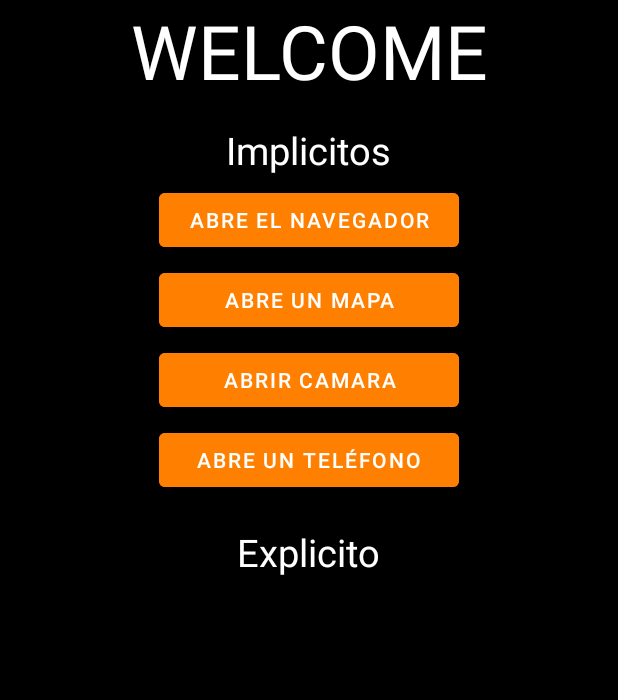
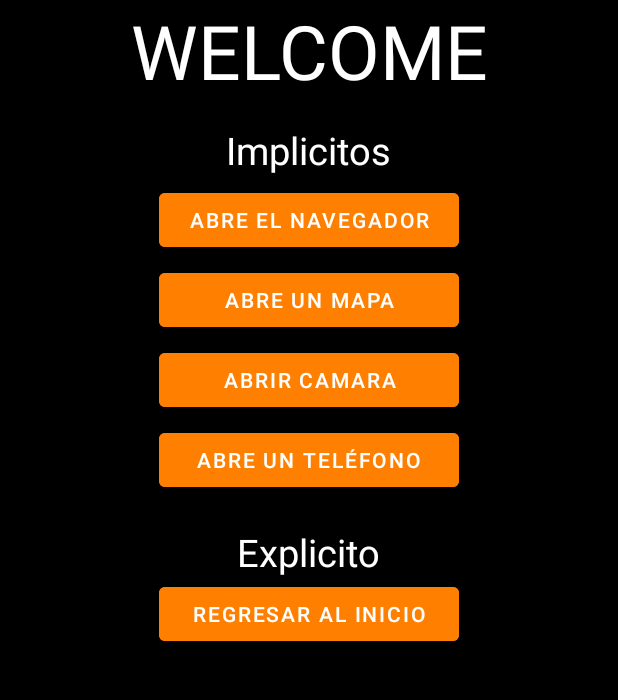
Before and after one commit to legendmarine81/Android_Practica_4_Intenent, an Android app: the MainActivity2 screen opened directly, with no data from a screen before it, after a tap on "ABRE UN TELÉFONO", on a phone screen of 412 x 824 dp, the part 84-784 px from its top. Run offline under Robolectric (Android 15) with nearby library versions, the phone set to English and light mode, and no system bars.

Commit message:
git commit -m "cambios otra vez"

```diff
--- a/app/src/main/java/com/example/saveme/MainActivity2.java
+++ b/app/src/main/java/com/example/saveme/MainActivity2.java
@@ -38,4 +38,12 @@ public class MainActivity2 extends AppCompatActivity {
         Intent in = new Intent(Intent.ACTION_DIAL, Uri.parse("tel:8711158601"));
         startActivity(in);
     }
+
+    public void comeBack(View view)
+    {
+        Intent i = new Intent(this, MainActivity.class);
+        startActivity(i);
+    }
+
+
 }
--- a/app/src/main/res/layout/activity_main2.xml
+++ b/app/src/main/res/layout/activity_main2.xml
@@ -90,6 +90,17 @@
             android:textSize="25sp"
             android:layout_gravity="center"/>
 
+        <Button
+            android:id="@+id/butR"
+            android:layout_width="200dp"
+            android:layout_height="wrap_content"
+            android:layout_gravity="center"
+            android:layout_below="@id/txt1"
+            android:layout_centerInParent="true"
+            android:backgroundTint="@color/orange"
+            android:text="Regresar al inicio"
+            android:onClick="comeBack"/>
+
     </LinearLayout>
 
 </androidx.constraintlayout.widget.ConstraintLayout>
```
